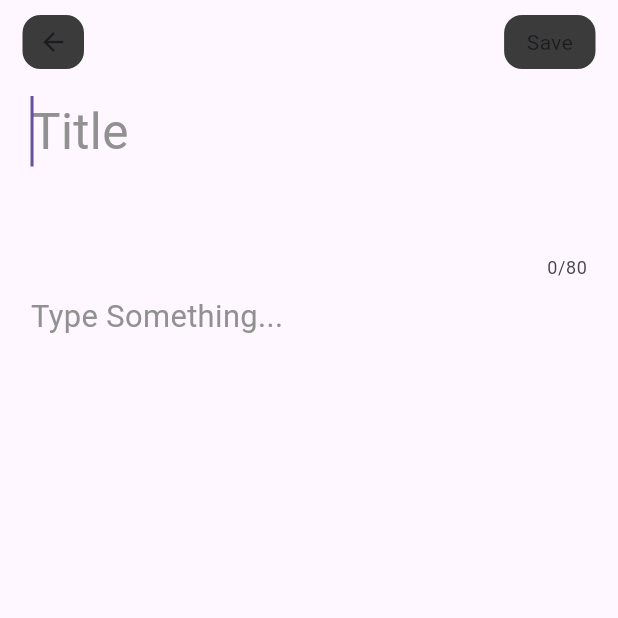
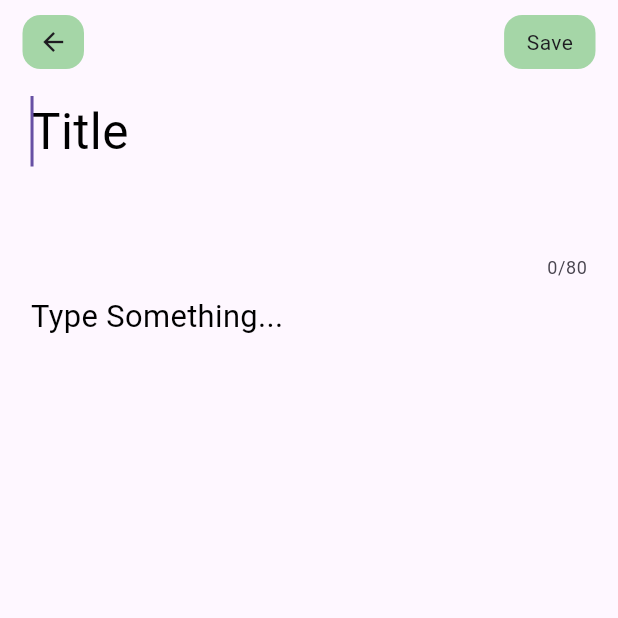
Before and after one commit to offical-waqas-khurshid/Task-Manager-App, a Flutter app: the WatchNoteScreen screen opened directly with empty values, after a tap on the "edit" icon, on a phone screen of 412 x 824 dp, the top half of it. Run offline on Flutter 3.47's test engine with Material 3 defaults, Android fonts, the phone set to English and light mode, and no system bars; our stand-ins replace equatable, flutter_bloc, flutter_staggered_animations, flutter_svg, google_fonts, sqflite; accounts and stored records are empty.

Commit message:
add changes

```diff
--- a/lib/screens/components/action_button_widget.dart
+++ b/lib/screens/components/action_button_widget.dart
@@ -15,7 +15,7 @@ buildActionButton(
     ),
     clipBehavior: Clip.hardEdge,
     decoration: BoxDecoration(
-      color: AppColors.darkGray,
+      color: AppColors.lightGreen,
       borderRadius: BorderRadius.circular(12),
     ),
     alignment: Alignment.center,
--- a/lib/screens/components/action_icon_widget.dart
+++ b/lib/screens/components/action_icon_widget.dart
@@ -18,7 +18,7 @@ Widget buildActionIcon({
     ),
     clipBehavior: Clip.hardEdge,
     decoration: BoxDecoration(
-      color: AppColors.darkGray,
+      color: AppColors.lightGreen,
       borderRadius: BorderRadius.circular(12),
     ),
     alignment: Alignment.center,
--- a/lib/screens/components/description_text_field_widget.dart
+++ b/lib/screens/components/description_text_field_widget.dart
@@ -23,7 +23,7 @@ class DescriptionTextField extends StatelessWidget {
       decoration: InputDecoration(
         hintText: 'Type Something...',
         hintStyle: Theme.of(context).textTheme.bodyMedium!.copyWith(
-              color: AppColors.lightGray,
+              color: Colors.black,
               fontSize: _size.width * 0.05,
             ),
         contentPadding: EdgeInsets.symmetric(
--- a/lib/screens/components/title_text_field_widget.dart
+++ b/lib/screens/components/title_text_field_widget.dart
@@ -24,7 +24,7 @@ class TitleTextField extends StatelessWidget {
       decoration: InputDecoration(
         hintText: 'Title',
         hintStyle: Theme.of(context).textTheme.bodyMedium!.copyWith(
-              color: AppColors.lightGray,
+              color: Colors.black,
               fontSize: _size.width * 0.08,
             ),
         contentPadding: EdgeInsets.symmetric(
@@ -34,7 +34,7 @@ class TitleTextField extends StatelessWidget {
         border: InputBorder.none,
       ),
       style: Theme.of(context).textTheme.bodyMedium!.copyWith(
-            color: AppColors.white,
+            color: Colors.black,
             fontSize: _size.width * 0.08,
             fontWeight: FontWeight.w500,
           ),
--- a/lib/screens/watch_note_screen.dart
+++ b/lib/screens/watch_note_screen.dart
@@ -111,7 +111,7 @@ class _WatchNoteScreenState extends State<WatchNoteScreen> {
         maxLines: null,
         textAlign: TextAlign.start,
         style: Theme.of(context).textTheme.bodyMedium!.copyWith(
-              color: AppColors.white,
+              color: Colors.black,
               fontSize: _size.width * 0.08,
               fontWeight: FontWeight.w500,
             ),
```
